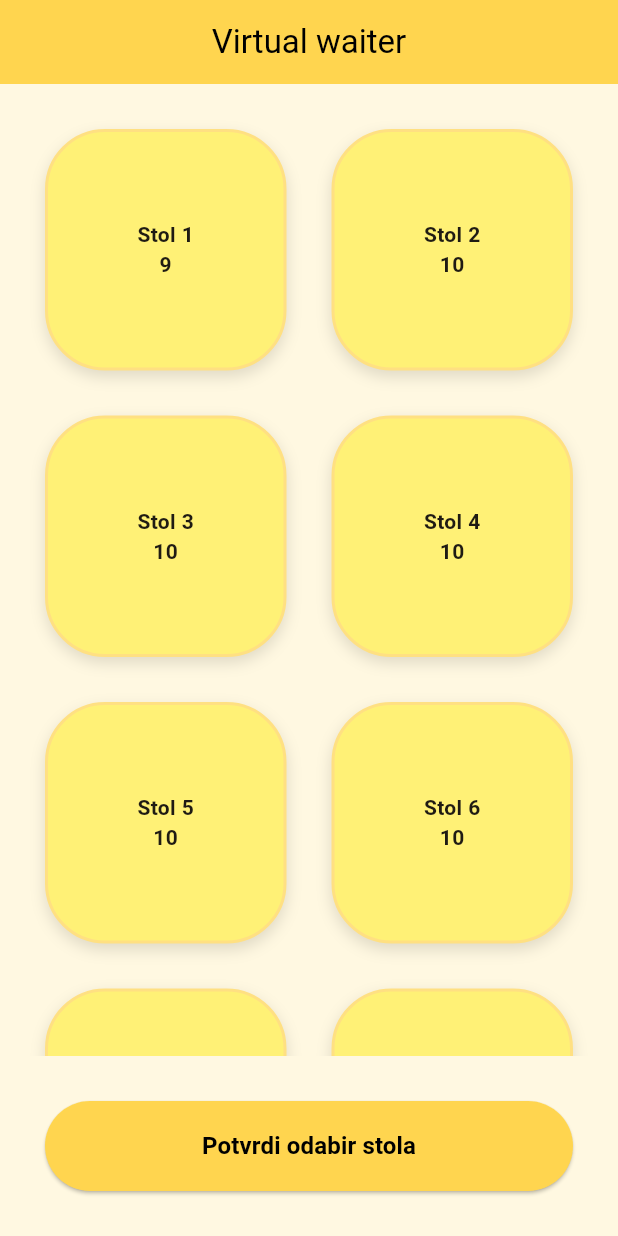
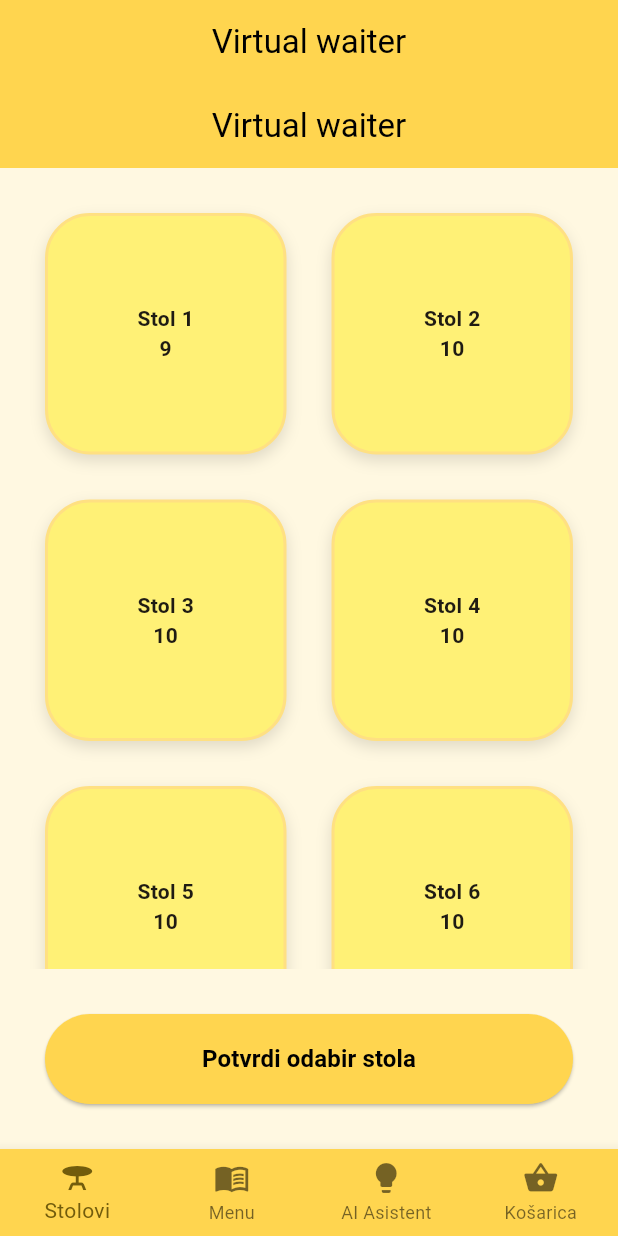
Before and after one commit to LeonardoBuncec/zavrsnirad, a Flutter app: the screen it shows after launch, after a tap on an icon or button, on a phone screen of 412 x 824 dp. Run offline on Flutter 3.47's test engine with Material 3 defaults, Android fonts, the phone set to English and light mode, and no system bars.

Commit message:
I added the navigation bar to the pages I want in the app, the table button get's darker when pushed (as if it's been selected), table confirm button takes you to the demo menu page

```diff
--- a/lib/core/constants/app_dimensions.dart
+++ b/lib/core/constants/app_dimensions.dart
@@ -2,6 +2,6 @@ class AppDimensions {
   static const cardSize = 150.0;
   static const buttonWidth = 300.0;
   static const buttonHeight = 60.0;
-  static const radius = 40.0;
+  static const radius = 30.0;
   static const spacing = 30.0;
 }
--- a/lib/feature/home_screen.dart
+++ /dev/null
@@ -1,85 +0,0 @@
-import 'package:flutter/material.dart';
-
-class MyHomePage extends StatefulWidget {
-  const MyHomePage({super.key, required this.title});
-
-  // This widget is the home page of your application. It is stateful, meaning
-  // that it has a State object (defined below) that contains fields that affect
-  // how it looks.
-
-  // This class is the configuration for the state. It holds the values (in this
-  // case the title) provided by the parent (in this case the App widget) and
-  // used by the build method of the State. Fields in a Widget subclass are
-  // always marked "final".
-
-  final String title;
-
-  @override
-  State<MyHomePage> createState() => _MyHomePageState();
-}
-
-class _MyHomePageState extends State<MyHomePage> {
-  int _counter = 10;
-
-  void _incrementCounter() {
-    setState(() {
-
-      _counter = _counter == 0 ? 10 : _counter - 1;
-
-    });
-  }
-
-  @override
-  Widget build(BuildContext context) {
-    // This method is rerun every time setState is called, for instance as done
-    // by the _incrementCounter method above.
-    //
-    // The Flutter framework has been optimized to make rerunning build methods
-    // fast, so that you can just rebuild anything that needs updating rather
-    // than having to individually change instances of widgets.
-    return Scaffold(
-      appBar: AppBar(
-        // TRY THIS: Try changing the color here to a specific color (to
-        // Colors.amber, perhaps?) and trigger a hot reload to see the AppBar
-        // change color while the other colors stay the same.
-        backgroundColor: Theme.of(context).colorScheme.inversePrimary,
-        // Here we take the value from the MyHomePage object that was created by
-        // the App.build method, and use it to set our appbar title.
-        title: Text(widget.title),
-      ),
-      body: Center(
-        // Center is a layout widget. It takes a single child and positions it
-        // in the middle of the parent.
-        child: Column(
-          // Column is also a layout widget. It takes a list of children and
-          // arranges them vertically. By default, it sizes itself to fit its
-          // children horizontally, and tries to be as tall as its parent.
-          //
-          // Column has various properties to control how it sizes itself and
-          // how it positions its children. Here we use mainAxisAlignment to
-          // center the children vertically; the main axis here is the vertical
-          // axis because Columns are vertical (the cross axis would be
-          // horizontal).
-          //
-          // TRY THIS: Invoke "debug painting" (choose the "Toggle Debug Paint"
-          // action in the IDE, or press "p" in the console), to see the
-          // wireframe for each widget.
-          mainAxisAlignment: .center,
-          children: [
-            Text(_counter > 0 ? 'You have pushed the button this many times:'
-             : 'Counter is 0, press again to set it to 10'),
-            Text(
-              '$_counter',
-              style: Theme.of(context).textTheme.headlineMedium,
-            ),
-          ],
-        ),
-      ),
-      floatingActionButton: FloatingActionButton(
-        onPressed: _incrementCounter,
-        tooltip: 'Increment',
-        child: const Icon(Icons.add),
-      ),
-    );
-  }
-}
--- /dev/null
+++ b/lib/feature/navigation/app_shell.dart
@@ -0,0 +1,69 @@
+import 'package:flutter/material.dart';
+import 'package:zavrsni1/core/constants/app_colors.dart';
+import '../home/home_screen.dart';
+import '../../core/constants/app_strings.dart';
+
+class AppShell extends StatefulWidget {
+  const AppShell({super.key});
+
+  // ignore: library_private_types_in_public_api
+  static _AppShellState? of(BuildContext context) =>
+      context.findAncestorStateOfType<_AppShellState>();
+
+  @override
+  State<AppShell> createState() => _AppShellState();
+}
+
+class _AppShellState extends State<AppShell> {
+  int _index = 0;
+
+  void setIndex(int value) {
+    setState(() {
+      _index = value;
+    });
+  }
+
+  List<Widget> get pages => [
+    const MyHomePage(title: "Stolovi"),
+    const Center(child: Text("Menu")),
+    const Center(child: Text("AI Asistent")),
+    const Center(child: Text("Košarica")),
+  ];
+
+  void _onTap(int value) {
+    setState(() {
+      _index = value;
+    });
+  }
+
+  @override
+  Widget build(BuildContext context) {
+    return Scaffold(
+      appBar: AppBar(title: const Text(AppStrings.title)),
+
+      body: pages[_index],
+
+      bottomNavigationBar: BottomNavigationBar(
+        type: BottomNavigationBarType.fixed,
+        currentIndex: _index,
+        onTap: _onTap,
+        backgroundColor: AppColors.primary,
+        items: const [
+          BottomNavigationBarItem(
+            icon: Icon(Icons.table_bar),
+            label: 'Stolovi',
+          ),
+          BottomNavigationBarItem(icon: Icon(Icons.menu_book), label: 'Menu'),
+          BottomNavigationBarItem(
+            icon: Icon(Icons.lightbulb),
+            label: 'AI Asistent',
+          ),
+          BottomNavigationBarItem(
+            icon: Icon(Icons.shopping_basket),
+            label: 'Košarica',
+          ),
+        ],
+      ),
+    );
+  }
+}
--- a/lib/main.dart
+++ b/lib/main.dart
@@ -1,6 +1,6 @@
 import 'package:flutter/material.dart';
+import 'package:zavrsni1/feature/navigation/app_shell.dart';
 import 'core/theme/app_theme.dart';
-import 'feature/home/home_screen.dart';
 
 void main() {
   runApp(const MyApp());
@@ -11,9 +11,6 @@ class MyApp extends StatelessWidget {
 
   @override
   Widget build(BuildContext context) {
-    return MaterialApp(
-      theme: AppTheme.light,
-      home: const MyHomePage(title: 'Virtual waiter'),
-    );
+    return MaterialApp(theme: AppTheme.light, home: const AppShell());
   }
 }
```
